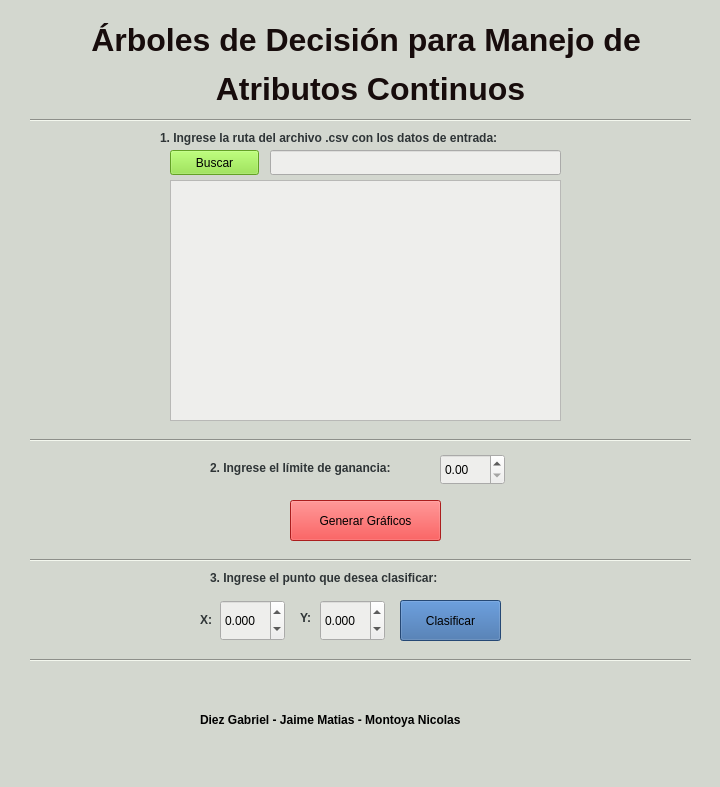
The window that ventana1.ui (JaimeMatias/Inteligencia-Artificial) describes before a commit, drawn with Qt 5.
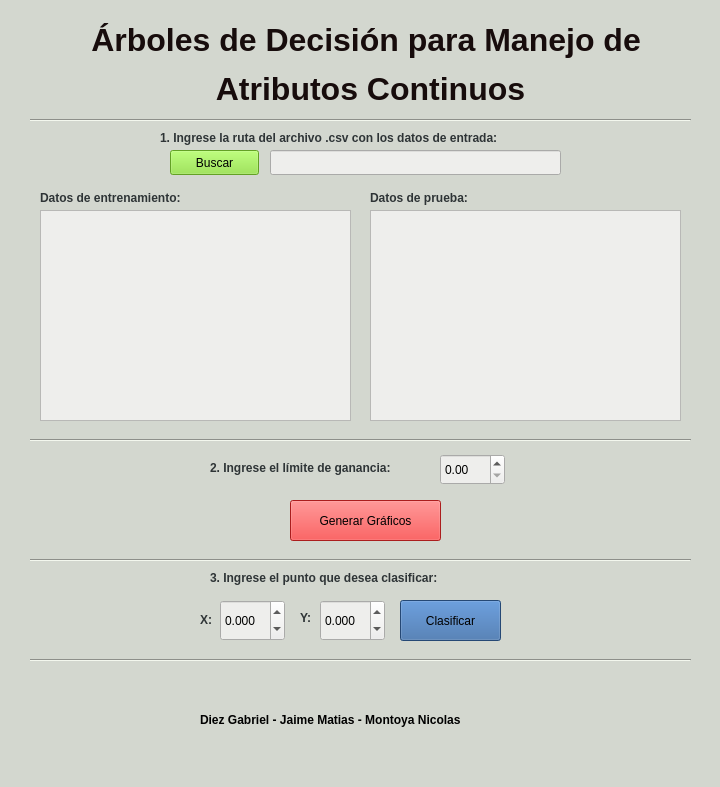
The same window after the commit. Icons and pictures are not drawn.

Commit message:
Tabla de prueba y Read_ar solo en VentanaPrincipal
Agrego tabla de prueba y uso un solo read_ar, a principal() le paso directamente el archivo

What changed in the file:
```diff
--- a/ventana1.ui
+++ b/ventana1.ui
@@ -91,10 +91,10 @@
    <widget class="QTableWidget" name="tabla">
     <property name="geometry">
      <rect>
-      <x>170</x>
-      <y>180</y>
-      <width>391</width>
-      <height>241</height>
+      <x>40</x>
+      <y>210</y>
+      <width>311</width>
+      <height>211</height>
      </rect>
     </property>
     <property name="styleSheet">
@@ -317,6 +317,45 @@
      <double>-9999000.000000000000000</double>
     </property>
    </widget>
+   <widget class="QTableWidget" name="tablaPrueba">
+    <property name="geometry">
+     <rect>
+      <x>370</x>
+      <y>210</y>
+      <width>311</width>
+      <height>211</height>
+     </rect>
+    </property>
+    <property name="styleSheet">
+     <string notr="true">background-color: rgb(238, 238, 236);</string>
+    </property>
+   </widget>
+   <widget class="QLabel" name="label_10">
+    <property name="geometry">
+     <rect>
+      <x>40</x>
+      <y>190</y>
+      <width>191</width>
+      <height>17</height>
+     </rect>
+    </property>
+    <property name="text">
+     <string>&lt;html&gt;&lt;head/&gt;&lt;body&gt;&lt;p&gt;&lt;span style=&quot; font-weight:600; color:#2e3436;&quot;&gt;Datos de entrenamiento:&lt;/span&gt;&lt;/p&gt;&lt;/body&gt;&lt;/html&gt;</string>
+    </property>
+   </widget>
+   <widget class="QLabel" name="label_11">
+    <property name="geometry">
+     <rect>
+      <x>370</x>
+      <y>190</y>
+      <width>191</width>
+      <height>17</height>
+     </rect>
+    </property>
+    <property name="text">
+     <string>&lt;html&gt;&lt;head/&gt;&lt;body&gt;&lt;p&gt;&lt;span style=&quot; font-weight:600; color:#2e3436;&quot;&gt;Datos de prueba:&lt;/span&gt;&lt;/p&gt;&lt;/body&gt;&lt;/html&gt;</string>
+    </property>
+   </widget>
   </widget>
   <widget class="QStatusBar" name="statusbar"/>
  </widget>
```
Left out of the diff: 2 changed lines with no effect on the pictures. The commit also changes 2 other files.
